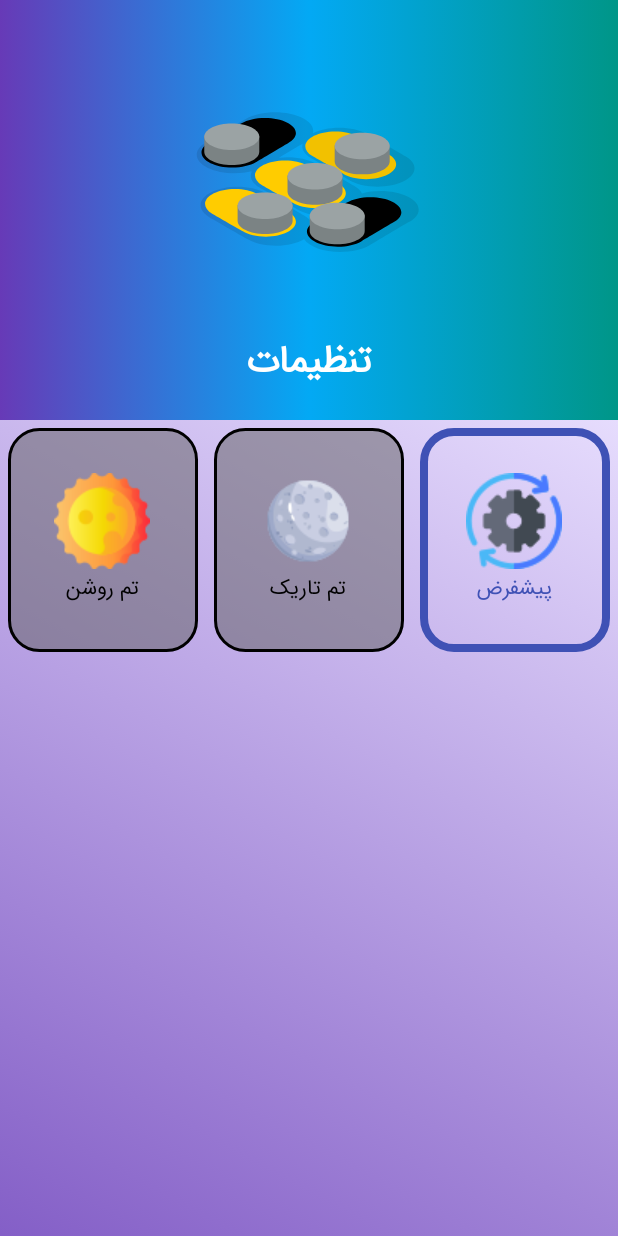
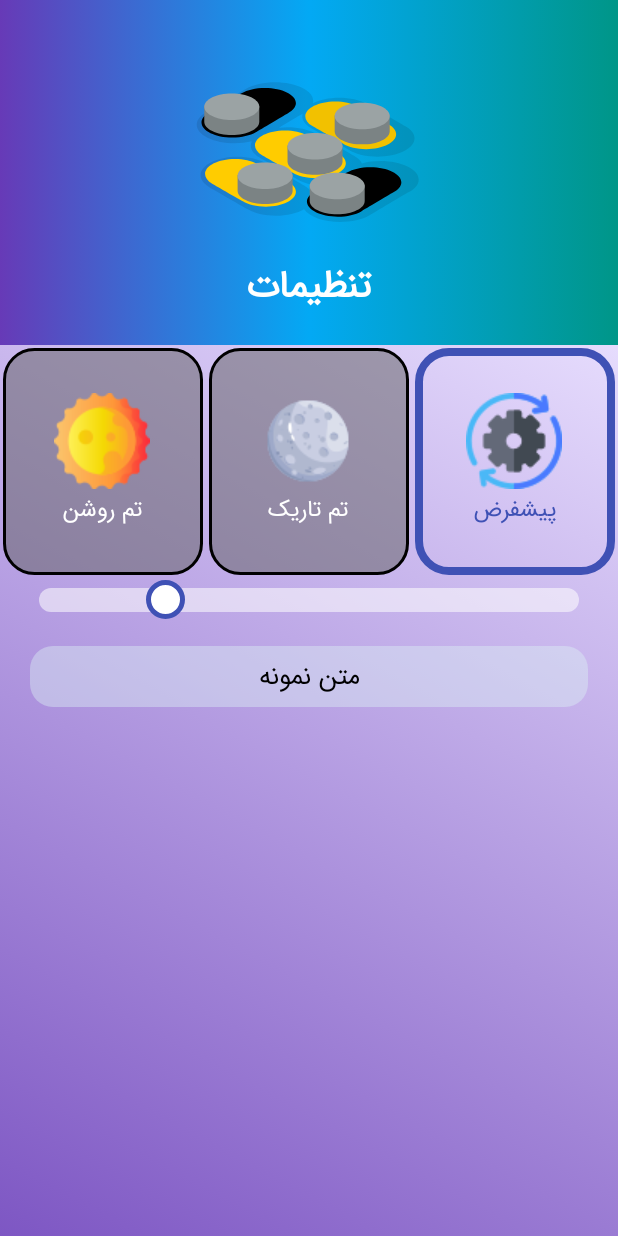
Before and after one commit to mhhpc/MyLibrary, an Android app: the Settings_activity screen opened directly, with no data from a screen before it, on a phone screen of 412 x 824 dp. Run offline under Robolectric (Android 15) with nearby library versions, the phone set to English and light mode, and no system bars.

Commit message:
add change text size option in Settings_activity and apply that to all activities.

```diff
--- a/app/src/main/java/com/android/mylibrary/MainActivity.java
+++ b/app/src/main/java/com/android/mylibrary/MainActivity.java
@@ -19,6 +19,7 @@ import android.view.View;
 import android.view.ViewGroup;
 import android.widget.ImageView;
 import android.widget.LinearLayout;
+import android.widget.TextView;
 
 import com.google.android.material.navigation.NavigationView;
 import com.squareup.picasso.Picasso;
@@ -32,12 +33,31 @@ public class MainActivity extends AppCompatActivity implements View.OnClickListe
     NavigationView navigationView;
     ImageView imageView_menu, imageView_search, imageView_settings;
 
+    private TextSize settingsManager;
+
     @Override
     protected void onCreate(Bundle savedInstanceState) {
         super.onCreate(savedInstanceState);
         //apply selected theme ----------
         applyTheme();
         setContentView(R.layout.activity_main);
+
+        //Change text size
+        settingsManager = new TextSize(this);
+        TextView Textview1 = findViewById(R.id.text1);
+        TextView Textview2 = findViewById(R.id.t1);
+        TextView Textview3 = findViewById(R.id.t2);
+        TextView Textview4 = findViewById(R.id.tv1);
+        TextView Textview5 = findViewById(R.id.tv2);
+        TextView Textview6 = findViewById(R.id.tv3);
+
+        float textSize = settingsManager.getTextSize();
+        Textview1.setTextSize(textSize);
+        Textview2.setTextSize(textSize);
+        Textview3.setTextSize(textSize);
+        Textview4.setTextSize(textSize);
+        Textview5.setTextSize(textSize);
+        Textview6.setTextSize(textSize);
 
         //Gradient -----------
         drawerLayout = findViewById(R.id.main);
--- a/app/src/main/java/com/android/mylibrary/Settings_activity.java
+++ b/app/src/main/java/com/android/mylibrary/Settings_activity.java
@@ -1,6 +1,4 @@
 package com.android.mylibrary;
-
-import static androidx.constraintlayout.helper.widget.MotionEffect.TAG;
 
 import androidx.appcompat.app.AppCompatActivity;
 import androidx.appcompat.app.AppCompatDelegate;
@@ -9,18 +7,22 @@ import androidx.core.widget.NestedScrollView;
 import android.content.SharedPreferences;
 import android.graphics.drawable.AnimationDrawable;
 import android.os.Bundle;
-import android.util.Log;
 import android.widget.RadioGroup;
+import android.widget.SeekBar;
+import android.widget.TextView;
 
 import com.google.android.material.appbar.CollapsingToolbarLayout;
-import com.google.android.material.button.MaterialButtonToggleGroup;
 
 public class Settings_activity extends AppCompatActivity {
 
+    //for theme ------------
     private RadioGroup radioGroup;
-    private static final String TAG = "SettingsActivity";
     private static final String PREFS_NAME = "MyPrefs";
     private static final String PREF_SELECTED_THEME = "SelectedTheme";
+
+    private TextSize settingsManager;
+    private TextView sampleText;
+    private SeekBar textSizeSeekBar;
 
     @Override
     protected void onCreate(Bundle savedInstanceState) {
@@ -42,13 +44,13 @@ public class Settings_activity extends AppCompatActivity {
 
         radioGroup = findViewById(R.id.radioGroup);
 
-        // بازیابی تم انتخاب شده از SharedPreferences
+        // restore theme from SharedPreferences
         SharedPreferences preferences = getSharedPreferences(PREFS_NAME, MODE_PRIVATE);
         int selectedTheme = preferences.getInt(PREF_SELECTED_THEME, AppCompatDelegate.MODE_NIGHT_FOLLOW_SYSTEM);
-        // تنظیم تم انتخاب شده به عنوان تم پیشفرض
+        // set selected theme to default
         AppCompatDelegate.setDefaultNightMode(selectedTheme);
 
-        // نمایش گزینه انتخاب شده در RadioGroup
+        // show selected option in RadioGroup
         switch (selectedTheme) {
             case AppCompatDelegate.MODE_NIGHT_NO:
                 radioGroup.check(R.id.btnLight);
@@ -76,14 +78,50 @@ public class Settings_activity extends AppCompatActivity {
                     theme = AppCompatDelegate.MODE_NIGHT_FOLLOW_SYSTEM;
                     break;
             }
-            // ذخیره تم انتخاب شده در SharedPreferences
+            // save theme in SharedPreferences
             SharedPreferences.Editor editor = preferences.edit();
             editor.putInt(PREF_SELECTED_THEME, theme);
             editor.apply();
 
-            // با استفاده از recreate()، اکتیویتی را مجدداً ایجاد می‌کنیم تا تغییرات اعمال شود.
+            // recreate activity to apply theme
             recreate();
         });
 
+        settingsManager = new TextSize(this);
+        sampleText = findViewById(R.id.textview);
+
+        float textSize = settingsManager.getTextSize();
+        sampleText.setTextSize(textSize);
+
+        settingsManager = new TextSize(this);
+
+        sampleText = findViewById(R.id.textview);
+        textSizeSeekBar = findViewById(R.id.seekbar);
+
+// مقدار اولیه برای سایز متن
+        textSizeSeekBar.setProgress((int) settingsManager.getTextSize());
+
+// برای تغییرات در SeekBar
+        textSizeSeekBar.setOnSeekBarChangeListener(new SeekBar.OnSeekBarChangeListener() {
+            @Override
+            public void onProgressChanged(SeekBar seekBar, int progress, boolean fromUser) {
+                // تعیین حداقل و حداکثر مقدار برای اندازه متن
+                float minTextSize = 10;
+                float maxTextSize = 40;
+
+                // محدود کردن مقدار progress به حداقل و حداکثر مقادیر مجاز
+                float textSize = Math.max(minTextSize, Math.min(progress, maxTextSize));
+                sampleText.setTextSize(textSize);
+                settingsManager.setTextSize(textSize);
+            }
+
+            @Override
+            public void onStartTrackingTouch(SeekBar seekBar) {}
+
+            @Override
+            public void onStopTrackingTouch(SeekBar seekBar) {}
+        });
+
+
     }
 }
--- /dev/null
+++ b/app/src/main/java/com/android/mylibrary/TextSize.java
@@ -0,0 +1,24 @@
+package com.android.mylibrary;
+
+import android.content.Context;
+import android.content.SharedPreferences;
+
+public class TextSize {
+    private static final String PREFS_NAME = "MyAppPrefs";
+    private static final String TEXT_SIZE_KEY = "text_size";
+
+    private SharedPreferences preferences;
+    private float defaultTextSize = 17.0f; // حجم متن پیش‌فرض
+
+    public TextSize(Context context) {
+        preferences = context.getSharedPreferences(PREFS_NAME, Context.MODE_PRIVATE);
+    }
+
+    public void setTextSize(float textSize) {
+        preferences.edit().putFloat(TEXT_SIZE_KEY, textSize).apply();
+    }
+
+    public float getTextSize() {
+        return preferences.getFloat(TEXT_SIZE_KEY, defaultTextSize);
+    }
+}
--- /dev/null
+++ b/app/src/main/res/drawable/corner_simple_text.xml
@@ -0,0 +1,13 @@
+<?xml version="1.0" encoding="utf-8"?>
+<shape xmlns:android="http://schemas.android.com/apk/res/android"
+    android:shape="rectangle">
+
+    <solid android:color="#6BDBF0F3" />
+    <corners
+        android:bottomLeftRadius="15dp"
+        android:bottomRightRadius="15dp"
+        android:topLeftRadius="15dp"
+        android:topRightRadius="15dp" />
+
+
+</shape>
--- a/app/src/main/res/drawable/custom_radio_text.xml
+++ b/app/src/main/res/drawable/custom_radio_text.xml
@@ -2,5 +2,5 @@
 <selector xmlns:android="http://schemas.android.com/apk/res/android">
     <item android:color="@color/colorPrimary" android:state_checked="true" />
 
-    <item android:color="@color/black" android:state_checked="false" />
+    <item android:color="@color/white" android:state_checked="false" />
 </selector>
--- /dev/null
+++ b/app/src/main/res/drawable/custom_seekbar.xml
@@ -0,0 +1,38 @@
+<?xml version="1.0" encoding="utf-8"?>
+<layer-list xmlns:android="http://schemas.android.com/apk/res/android" >
+
+    <item
+        android:id="@+id/background"
+        android:height="16dp"
+        android:bottom="7dp"
+        android:top="7dp">
+        <shape android:shape="rectangle">
+            <solid android:color="@color/gray_seekbar"/>
+            <corners android:radius="8dp"/>
+        </shape>
+    </item>
+
+    <item
+        android:id="@+id/progress"
+        android:height="16dp"
+        android:top="7dp"
+        android:bottom="7dp">
+
+        <clip
+            android:clipOrientation="horizontal"
+            android:gravity="left">
+
+            <shape android:shape="rectangle">
+                <gradient
+                    android:angle="0"
+                    android:startColor="#0027FF"
+                    android:endColor="#FF0057"
+                    android:type="linear"/>
+                <corners android:radius="8dp"/>
+            </shape>
+
+        </clip>
+
+    </item>
+
+</layer-list>
--- /dev/null
+++ b/app/src/main/res/drawable/seekbar_thumb.xml
@@ -0,0 +1,15 @@
+<?xml version="1.0" encoding="utf-8"?>
+<selector xmlns:android="http://schemas.android.com/apk/res/android">
+
+    <item>
+        <shape android:shape="oval">
+            <gradient android:angle="270"
+                android:startColor="@color/white"
+                android:endColor="@color/white"
+                android:type="linear"/>
+            <stroke android:color="@color/colorPrimary" android:width="3dp"/>
+            <size android:height="26dp" android:width="26dp"/>
+        </shape>
+    </item>
+
+</selector>
--- a/app/src/main/res/layout/activity_main.xml
+++ b/app/src/main/res/layout/activity_main.xml
@@ -137,14 +137,15 @@
                             android:layout_marginTop="5dp">
 
                             <TextView
+                                android:id="@+id/text1"
                                 android:layout_width="0dp"
                                 android:layout_height="wrap_content"
                                 android:layout_gravity="center"
                                 android:layout_weight="1"
                                 android:gravity="center"
                                 android:text="@string/home_t1"
-                                android:textColor="#673AB7"
-                                android:textSize="18sp"
+                                android:textColor="@color/colorPrimary"
+                                android:textSize="17sp"
                                 android:textStyle="bold" />
 
                         </LinearLayout>
@@ -198,7 +199,7 @@
                                 android:gravity="center"
                                 android:text="@string/home_all"
                                 android:textColor="@color/black"
-                                android:textSize="15sp" />
+                                android:textSize="17sp" />
 
                             <TextView
                                 android:id="@+id/t2"
@@ -212,7 +213,7 @@
                                 android:gravity="center"
                                 android:text="@string/home_cat"
                                 android:textColor="@color/black"
-                                android:textSize="15sp" />
+                                android:textSize="17sp" />
 
                         </LinearLayout>
 
@@ -238,6 +239,7 @@
                             style="@style/TipsImageView" />
 
                         <TextView
+                            android:id="@+id/tv1"
                             style="@style/TipsTextView"
                             android:text="@string/home_test1" />
 
@@ -254,6 +256,7 @@
                             style="@style/TipsImageView" />
 
                         <TextView
+                            android:id="@+id/tv2"
                             style="@style/TipsTextView"
                             android:text="@string/home_test2" />
 
@@ -281,6 +284,7 @@
                             android:src="@drawable/ic_launcher_background" />
 
                         <TextView
+                            android:id="@+id/tv3"
                             style="@style/TipsTextView"
                             android:text="@string/home_about" />
 
--- a/app/src/main/res/layout/activity_settings.xml
+++ b/app/src/main/res/layout/activity_settings.xml
@@ -62,7 +62,8 @@
                             android:id="@+id/btnLight"
                             android:layout_width="wrap_content"
                             android:layout_height="wrap_content"
-                            android:layout_margin="5dp"
+                            android:layout_margin="2dp"
+                            android:textSize="15sp"
                             android:layout_weight="1"
                             android:background="@drawable/custom_radio_selector"
                             android:button="@color/transparent"
@@ -73,9 +74,10 @@
 
                         <RadioButton
                             android:id="@+id/btnDark"
+                            android:textSize="15sp"
                             android:layout_width="wrap_content"
                             android:layout_height="wrap_content"
-                            android:layout_margin="5dp"
+                            android:layout_margin="2dp"
                             android:layout_weight="1"
                             android:background="@drawable/custom_radio_selector"
                             android:button="@color/transparent"
@@ -86,9 +88,10 @@
 
                         <RadioButton
                             android:id="@+id/btnDefault"
+                            android:textSize="15sp"
                             android:layout_width="wrap_content"
                             android:layout_height="wrap_content"
-                            android:layout_margin="5dp"
+                            android:layout_margin="2dp"
                             android:layout_weight="1"
                             android:background="@drawable/custom_radio_selector"
                             android:button="@color/transparent"
@@ -103,6 +106,29 @@
 
                 </LinearLayout>
 
+                <SeekBar
+                    android:layout_below="@id/list"
+                    android:id="@+id/seekbar"
+                    android:layout_marginHorizontal="10dp"
+                    android:layout_width="match_parent"
+                    android:layout_height="wrap_content"
+                    android:layout_centerVertical="true"
+                    android:splitTrack="false"
+                    android:progressDrawable="@drawable/custom_seekbar"
+                    android:thumb="@drawable/seekbar_thumb"
+                    android:max="40"
+                    android:min="10"
+                    android:progress="17" />
+
+                <TextView
+                    android:id="@+id/textview"
+                    style="@style/SimpleTextview"
+                    android:layout_below="@id/seekbar"
+                    android:layout_marginTop="16dp"
+                    android:gravity="center"
+                    android:layout_marginHorizontal="20dp"
+                    android:text="متن نمونه"/>
+
             </RelativeLayout>
 
         </androidx.core.widget.NestedScrollView>
--- a/app/src/main/res/values/colors.xml
+++ b/app/src/main/res/values/colors.xml
@@ -2,6 +2,7 @@
 <resources>
     <color name="black">#FF000000</color>
     <color name="gray">#80616161</color>
+    <color name="gray_seekbar">#8cFFFFFF</color>
     <color name="white">#FFFFFFFF</color>
     <color name="colorPrimary">#3F51B5</color>
     <color name="transparent">#00FFFFFF</color>
--- a/app/src/main/res/values/themes.xml
+++ b/app/src/main/res/values/themes.xml
@@ -43,14 +43,13 @@
         <item name="android:gravity">center</item>
         <item name="android:padding">6dp</item>
         <item name="android:textColor">#000000</item>
-        <item name="android:textSize">15sp</item>
-        <item name="android:textStyle">bold</item>
+        <item name="android:textSize">17sp</item>
         <item name="android:background">@drawable/corner_card</item>
     </style>
 
     <style name="AppbarTitle">
         <item name="android:layout_width">match_parent</item>
-        <item name="android:layout_height">280dp</item>
+        <item name="android:layout_height">230dp</item>
         <item name="android:fitsSystemWindows">true</item>
         <item name="android:theme">@style/Theme.MyLibrary</item>
     </style>
@@ -85,7 +84,7 @@
         <item name="android:layout_width">170dp</item>
         <item name="android:layout_height">170dp</item>
         <item name="android:layout_gravity">center|top</item>
-        <item name="android:layout_marginTop">30dp</item>
+        <item name="android:layout_marginTop">10dp</item>
         <item name="android:layout_marginBottom">10dp</item>
         <item name="layout_collapseMode">parallax</item>
         <item name="lottie_autoPlay">true</item>
@@ -107,4 +106,14 @@
         </item>
     </style>
 
+    <style name="SimpleTextview">
+        <item name="android:layout_width">match_parent</item>
+        <item name="android:layout_height">match_parent</item>
+        <item name="android:padding">5dp</item>
+        <item name="android:textColor">@color/black</item>
+        <item name="android:textSize">17sp</item>
+        <item name="android:background">@drawable/corner_simple_text</item>
+        <item name="android:visibility">visible</item>
+    </style>
+
 </resources>
```
